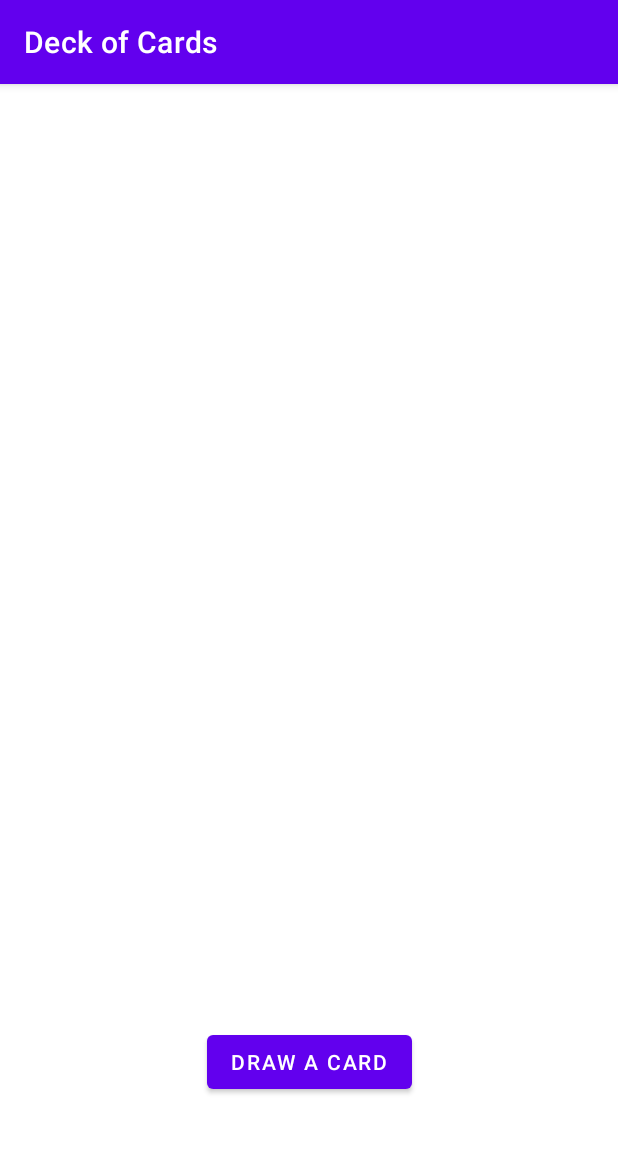
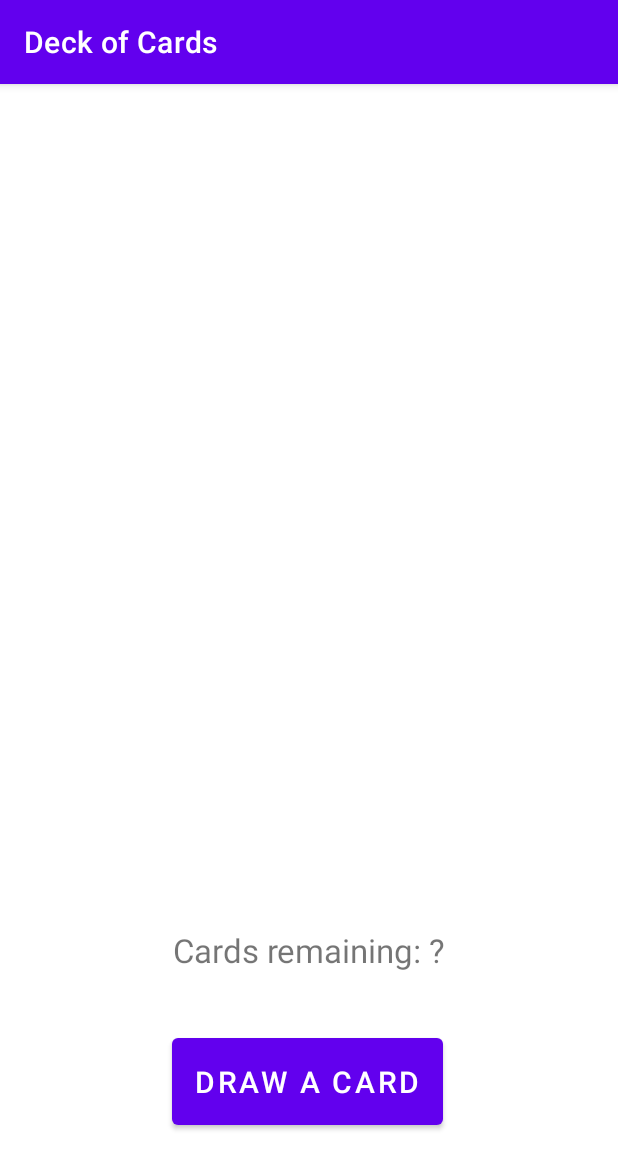
Before and after one commit to attealalahti/deck-of-cards-app, an Android app: the DeckViewerActivity screen opened directly, with no data from a screen before it, on a phone screen of 412 x 824 dp. Shown: the top 1169 px of the screen. Run offline under Robolectric (Android 15) with nearby library versions, the phone set to English and light mode, and no system bars.

Commit message:
Modify DeckViewerActivity: add counter for remaining cards.

```diff
--- a/app/src/main/java/fi/alalahti/deckofcards/DeckViewerActivity.kt
+++ b/app/src/main/java/fi/alalahti/deckofcards/DeckViewerActivity.kt
@@ -6,6 +6,7 @@ import android.os.Bundle
 import android.util.Log
 import android.view.View
 import android.widget.ImageView
+import android.widget.TextView
 import androidx.appcompat.app.AppCompatActivity
 import java.lang.Exception
 import kotlin.concurrent.thread
@@ -13,11 +14,19 @@ import kotlin.concurrent.thread
 class DeckViewerActivity : AppCompatActivity() {
 
     lateinit var cardImageView: ImageView
+    lateinit var remainingCounter: TextView
 
     override fun onCreate(savedInstanceState: Bundle?) {
         super.onCreate(savedInstanceState)
         setContentView(R.layout.activity_deck_viewer)
         cardImageView = findViewById(R.id.cardImageView)
+        remainingCounter = findViewById(R.id.remainingCounter)
+
+        // Initialize how many cards remain in the deck
+        var remaining = intent.getIntExtra("remaining", -1)
+        if (remaining != -1) {
+            updateRemainingCounter(remaining)
+        }
     }
 
     fun drawCard(button: View) {
@@ -39,8 +48,22 @@ class DeckViewerActivity : AppCompatActivity() {
                         e.printStackTrace()
                     }
                 }
+
+                // Update counter with how many cards remain in the deck
+                updateRemainingCounter(it.remaining)
+
+                // Disable after all cards have been drawn
+                if (it.remaining.toInt() <= 0) {
+                    button.isEnabled = false
+                }
             })
         }
     }
 
+    fun updateRemainingCounter(count: Number) {
+        runOnUiThread {
+            remainingCounter.text = "Cards remaining: ${count}"
+        }
+    }
+
 }
--- a/app/src/main/java/fi/alalahti/deckofcards/MainActivity.kt
+++ b/app/src/main/java/fi/alalahti/deckofcards/MainActivity.kt
@@ -15,6 +15,7 @@ class MainActivity : AppCompatActivity() {
         APIService.getInstance().createDeck().enqueue(APICallback {
             val intent = Intent(this, DeckViewerActivity::class.java)
             intent.putExtra("deck_id", it.deck_id)
+            intent.putExtra("remaining", it.remaining.toInt())
             startActivity(intent)
         })
     }
--- a/app/src/main/res/layout/activity_deck_viewer.xml
+++ b/app/src/main/res/layout/activity_deck_viewer.xml
@@ -5,17 +5,6 @@
     android:layout_width="match_parent"
     android:layout_height="match_parent"
     tools:context=".DeckViewerActivity">
-
-    <Button
-        android:id="@+id/button"
-        android:layout_width="wrap_content"
-        android:layout_height="wrap_content"
-        android:layout_marginBottom="92dp"
-        android:onClick="drawCard"
-        android:text="Draw a Card"
-        app:layout_constraintBottom_toBottomOf="parent"
-        app:layout_constraintLeft_toLeftOf="parent"
-        app:layout_constraintRight_toRightOf="parent" />
 
     <ImageView
         android:id="@+id/cardImageView"
@@ -28,5 +17,30 @@
         app:layout_constraintTop_toTopOf="parent"
         app:srcCompat="@drawable/blank" />
 
+    <TextView
+        android:id="@+id/remainingCounter"
+        android:layout_width="wrap_content"
+        android:layout_height="wrap_content"
+        android:text="Cards remaining: ?"
+        android:textSize="22dp"
+        app:layout_constraintBottom_toTopOf="@+id/button"
+        app:layout_constraintEnd_toEndOf="parent"
+        app:layout_constraintStart_toStartOf="parent"
+        app:layout_constraintTop_toBottomOf="@+id/cardImageView"
+        app:layout_constraintVertical_bias="0.707" />
+
+    <Button
+        android:id="@+id/button"
+        android:layout_width="wrap_content"
+        android:layout_height="wrap_content"
+        android:layout_marginBottom="68dp"
+        android:onClick="drawCard"
+        android:text="Draw a Card"
+        android:textSize="20dp"
+        android:padding="15dp"
+        app:layout_constraintBottom_toBottomOf="parent"
+        app:layout_constraintHorizontal_bias="0.497"
+        app:layout_constraintLeft_toLeftOf="parent"
+        app:layout_constraintRight_toRightOf="parent" />
 
 </androidx.constraintlayout.widget.ConstraintLayout>
```
